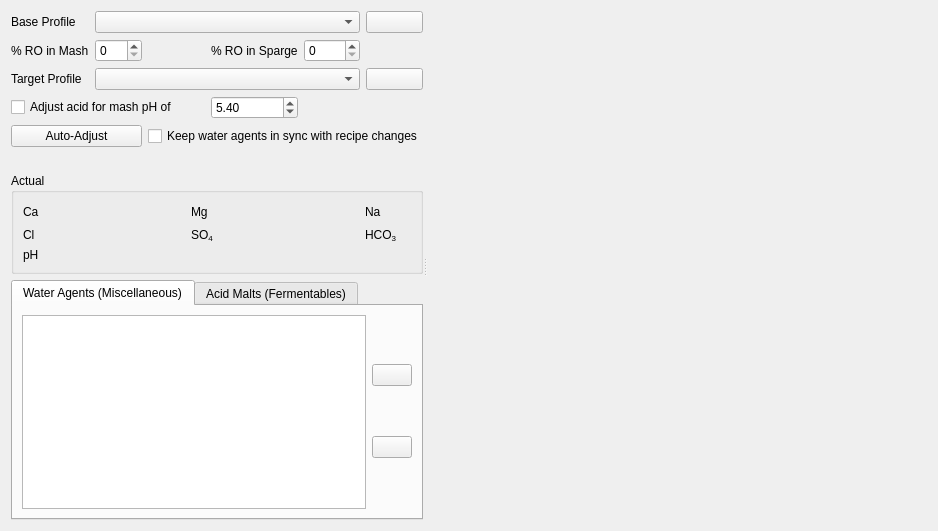
Brewken/brewken, file ui/waterAdjuster.ui: the form before one commit.
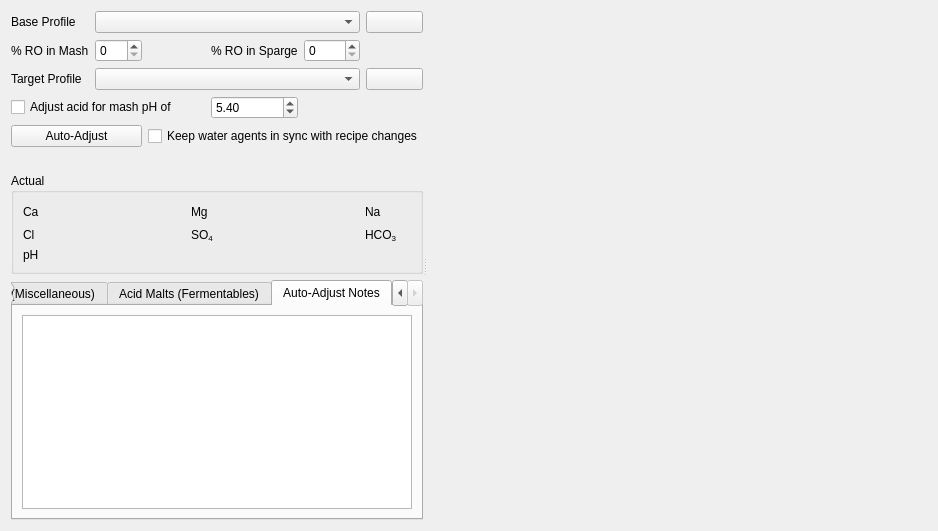
The form after the commit. The open tabs and pages were chosen to show the change. Icons and pictures are not drawn. Custom widgets are drawn as their Qt base class.

Commit message: More on water auto-adjust

```diff
--- a/ui/waterAdjuster.ui
+++ b/ui/waterAdjuster.ui
@@ -409,6 +409,23 @@
            </item>
           </layout>
          </widget>
+         <widget class="QWidget" name="tab_autoAdjustNotes">
+          <attribute name="title">
+           <string>Auto-Adjust Notes</string>
+          </attribute>
+          <attribute name="toolTip">
+           <string>Things to check after the last Auto-Adjust, eg ions that couldn't be brought close to the target, and why</string>
+          </attribute>
+          <layout class="QVBoxLayout" name="verticalLayout_autoAdjustNotes">
+           <item>
+            <widget class="QTextBrowser" name="textBrowser_autoAdjustNotes">
+             <property name="openLinks">
+              <bool>false</bool>
+             </property>
+            </widget>
+           </item>
+          </layout>
+         </widget>
 
         </widget>
        </item>
```
The commit also changes 41 other files.
